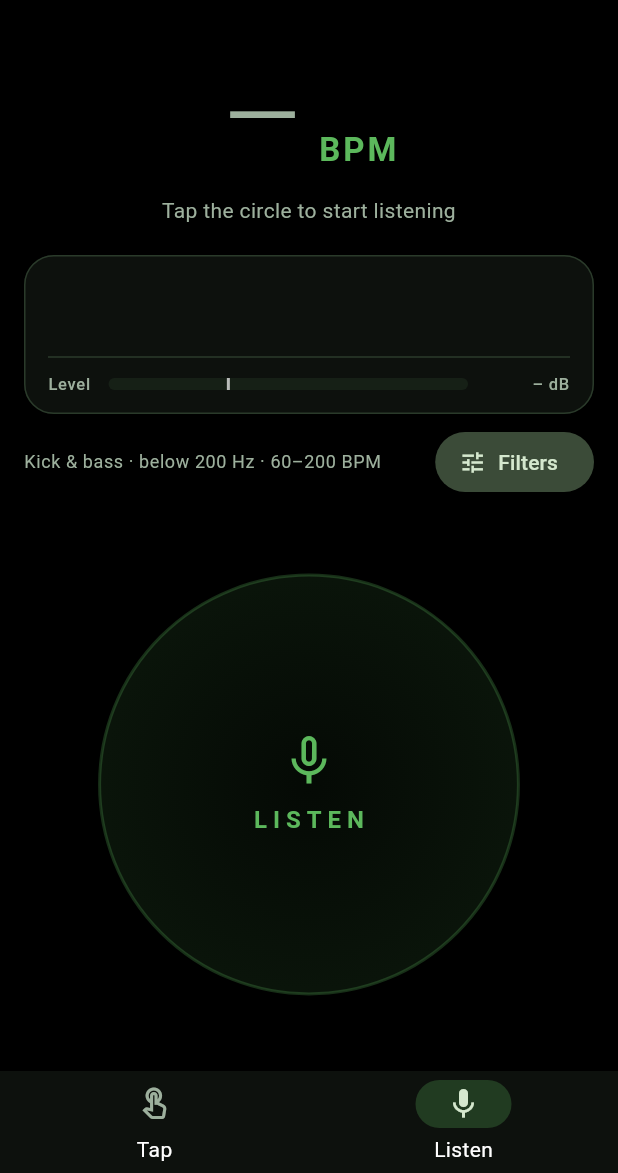
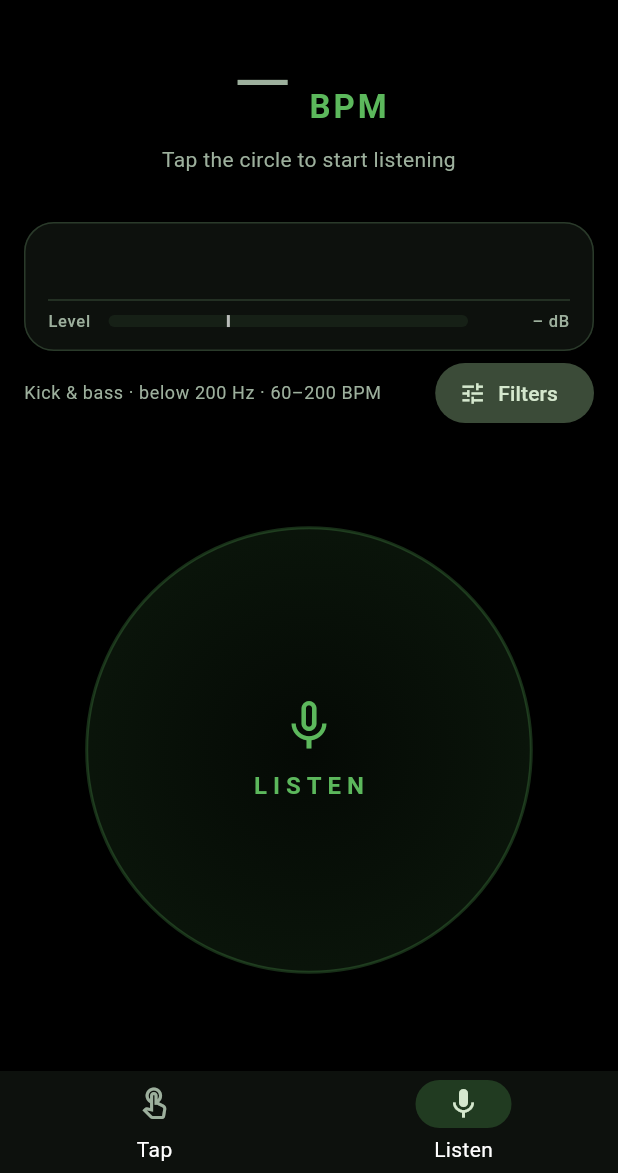
Before and after one commit to KaiFra/BPM-Counter, a Flutter app: the screen it shows after launch, item 2 of the bottom bar chosen, on a phone screen of 412 x 824 dp, the part 63-1236 px from its top. Run offline on Flutter 3.47's test engine with Material 3 defaults, Android fonts, the phone set to English and light mode, and no system bars; our stand-ins replace clock, shared_preferences; missing offline and left inert: record.

Commit message:
Fit Tap and Listen on one page without scrolling
The info area keeps its natural size and the round pad takes the space
that is left. On shorter screens (e.g. Galaxy S24) a compact layout uses
a smaller BPM number, graph and spacing; only if the info still does not
fit (tiny screens, very large text) it is scaled down instead of
scrolling. Captions reserve two lines so changing text never moves the
page.

Layout tests now cover a Galaxy S24 with system bars and assert that no
page scrolls.

Co-Authored-By: Claude Opus 5.5 <noreply@anthropic.com>
Claude-Session: https://claude.ai/code/session_01CuPuR9qbvumiEM8Kp8irBw

```diff
--- a/lib/src/ui/listen_view.dart
+++ b/lib/src/ui/listen_view.dart
@@ -56,29 +56,35 @@ class _ListenViewState extends State<ListenView> {
     final info = Column(
       mainAxisSize: MainAxisSize.min,
       children: [
-        if (c.phoneAudioAvailable) _SourceSelector(controller: c) else const SizedBox(height: 8),
+        if (c.phoneAudioAvailable)
+          _SourceSelector(controller: c)
+        else
+          const AdaptiveGap(8, compact: 0),
         BpmReadout(bpm: c.bpm, caption: _caption(c), dimmed: !listening || c.confidence < 0.2),
-        const SizedBox(height: 20),
+        const AdaptiveGap(20, compact: 10),
         Card(
           child: Padding(
             padding: const EdgeInsets.fromLTRB(16, 12, 16, 12),
             child: Column(
               crossAxisAlignment: CrossAxisAlignment.stretch,
               children: [
-                SizedBox(
-                  height: 56,
-                  child: CustomPaint(
-                    key: const Key('envelope-graph'),
-                    painter: EnvelopePainter(listening ? c.envelope : null),
+                // Builder: the compact flag is only known below AdaptiveSplit.
+                Builder(
+                  builder: (context) => SizedBox(
+                    height: CompactLayout.of(context) ? 40 : 56,
+                    child: CustomPaint(
+                      key: const Key('envelope-graph'),
+                      painter: EnvelopePainter(listening ? c.envelope : null),
+                    ),
                   ),
                 ),
-                const SizedBox(height: 10),
+                const AdaptiveGap(10, compact: 6),
                 LevelMeter(levelDb: listening ? c.levelDb : null, gateDb: c.settings.noiseGateDb),
               ],
             ),
           ),
         ),
-        const SizedBox(height: 8),
+        const AdaptiveGap(8, compact: 4),
         Row(
           children: [
             Expanded(
@@ -149,8 +155,7 @@ class _ListenViewState extends State<ListenView> {
       case ListenStatus.starting:
         return phone ? 'Waiting for permission to capture…' : 'Starting microphone…';
       case ListenStatus.permissionDenied:
-        return 'Microphone access was denied. Allow it under Settings › Apps › '
-            'BPM Counter › Permissions, or use the tap mode.';
+        return 'Microphone access denied – allow it in Settings › Apps › BPM Counter';
       case ListenStatus.error:
         return phone
             ? 'Phone audio could not be captured (${c.errorMessage}).'
@@ -175,7 +180,7 @@ class _SourceSelector extends StatelessWidget {
   @override
   Widget build(BuildContext context) {
     return Padding(
-      padding: const EdgeInsets.only(bottom: 12),
+      padding: EdgeInsets.only(bottom: CompactLayout.of(context) ? 4 : 12),
       child: Row(
         mainAxisAlignment: MainAxisAlignment.center,
         children: [
--- a/lib/src/ui/tap_view.dart
+++ b/lib/src/ui/tap_view.dart
@@ -65,9 +65,9 @@ class _TapViewState extends State<TapView> {
     final info = Column(
       mainAxisSize: MainAxisSize.min,
       children: [
-        const SizedBox(height: 8),
+        const AdaptiveGap(8, compact: 0),
         BpmReadout(bpm: _tracker.bpm, caption: _caption, dimmed: _tracker.taps < 2),
-        const SizedBox(height: 20),
+        const AdaptiveGap(20, compact: 10),
         Row(
           children: [
             Expanded(
@@ -86,7 +86,7 @@ class _TapViewState extends State<TapView> {
             ),
           ],
         ),
-        const SizedBox(height: 8),
+        const AdaptiveGap(8, compact: 4),
         Row(
           children: [
             Expanded(
--- a/lib/src/ui/widgets.dart
+++ b/lib/src/ui/widgets.dart
@@ -33,7 +33,7 @@ class BpmReadout extends StatelessWidget {
                 AnimatedDefaultTextStyle(
                   duration: const Duration(milliseconds: 200),
                   style: theme.textTheme.displayLarge!.copyWith(
-                    fontSize: MediaQuery.sizeOf(context).height < 700 ? 64 : 88,
+                    fontSize: CompactLayout.of(context) ? 68 : 88,
                     fontWeight: FontWeight.w300,
                     height: 1,
                     color: color,
@@ -54,17 +54,29 @@ class BpmReadout extends StatelessWidget {
             ),
           ),
           if (caption != null) ...[
-            const SizedBox(height: 8),
-            Text(
-              caption!,
-              textAlign: TextAlign.center,
-              style: theme.textTheme.bodyMedium!.copyWith(color: BpmColors.textMuted),
+            const SizedBox(height: 6),
+            // Always two lines high, so a changing caption never moves the
+            // rest of the page.
+            SizedBox(
+              height: _captionHeight(context, theme.textTheme.bodyMedium!),
+              child: Text(
+                caption!,
+                textAlign: TextAlign.center,
+                maxLines: 2,
+                overflow: TextOverflow.ellipsis,
+                style: theme.textTheme.bodyMedium!.copyWith(color: BpmColors.textMuted),
+              ),
             ),
           ],
         ],
       ),
     );
   }
+}
+
+double _captionHeight(BuildContext context, TextStyle style) {
+  final fontSize = MediaQuery.textScalerOf(context).scale(style.fontSize ?? 14);
+  return 2 * fontSize * (style.height ?? 1.45) + 2;
 }
 
 /// A small labelled value, e.g. "Taps 12".
@@ -219,8 +231,27 @@ class _PulsePainter extends CustomPainter {
   bool shouldRepaint(_PulsePainter old) => old.progress != progress || old.active != active;
 }
 
-/// Lays out [info] and [pad] in a column on portrait screens and side by
-/// side on wide ones (landscape phones, tablets, foldables, desktop windows).
+/// Whether the page is short and the content should use its compact sizes
+/// (smaller numbers, tighter spacing). Set by [AdaptiveSplit].
+class CompactLayout extends InheritedWidget {
+  const CompactLayout({super.key, required this.compact, required super.child});
+
+  final bool compact;
+
+  static bool of(BuildContext context) =>
+      context.dependOnInheritedWidgetOfExactType<CompactLayout>()?.compact ?? false;
+
+  @override
+  bool updateShouldNotify(CompactLayout old) => old.compact != compact;
+}
+
+/// Lays out [info] and [pad] as one page that never scrolls: in a column on
+/// portrait screens and side by side on wide ones (landscape phones,
+/// tablets, foldables, desktop windows).
+///
+/// The info keeps its natural size and the round pad takes the space that
+/// is left. Only if the info alone would not fit (tiny screens, very large
+/// text) it is scaled down instead of scrolling.
 class AdaptiveSplit extends StatelessWidget {
   const AdaptiveSplit({super.key, required this.info, required this.pad});
 
@@ -232,35 +263,35 @@ class AdaptiveSplit extends StatelessWidget {
     return LayoutBuilder(
       builder: (context, constraints) {
         final wide = constraints.maxWidth > constraints.maxHeight * 1.1;
-        final padding = EdgeInsets.symmetric(
-          horizontal: constraints.maxWidth > 600 ? 32 : 16,
-          vertical: 12,
+        final horizontal = constraints.maxWidth > 600 ? 32.0 : 16.0;
+        final compact = wide ? constraints.maxHeight < 480 : constraints.maxHeight < 720;
+        final padding = EdgeInsets.symmetric(horizontal: horizontal, vertical: compact ? 8 : 12);
+
+        Widget fitted(double width) => FittedBox(
+          fit: BoxFit.scaleDown,
+          alignment: Alignment.topCenter,
+          child: SizedBox(width: width, child: info),
         );
+
+        final Widget content;
         if (wide) {
-          return Padding(
-            padding: padding,
-            child: Row(
-              children: [
-                Expanded(
-                  child: Center(child: SingleChildScrollView(child: info)),
-                ),
-                const SizedBox(width: 24),
-                Expanded(child: Center(child: pad)),
-              ],
-            ),
+          final columnWidth = (constraints.maxWidth - 2 * horizontal - 24) / 2;
+          content = Row(
+            children: [
+              Expanded(child: Center(child: fitted(columnWidth))),
+              const SizedBox(width: 24),
+              Expanded(child: Center(child: pad)),
+            ],
           );
-        }
-        return Padding(
-          padding: padding,
-          child: Column(
+        } else {
+          content = Column(
             children: [
-              // The pad gets whatever the info leaves; on very small screens
-              // (or with large text) the info scrolls so the pad stays usable.
+              // At most 60 % for the info, so the pad always stays usable.
               ConstrainedBox(
-                constraints: BoxConstraints(maxHeight: constraints.maxHeight * 0.55),
-                child: SingleChildScrollView(child: info),
+                constraints: BoxConstraints(maxHeight: constraints.maxHeight * 0.6),
+                child: fitted(constraints.maxWidth - 2 * horizontal),
               ),
-              const SizedBox(height: 12),
+              SizedBox(height: compact ? 8 : 12),
               Expanded(
                 child: Center(
                   child: ConstrainedBox(
@@ -270,9 +301,25 @@ class AdaptiveSplit extends StatelessWidget {
                 ),
               ),
             ],
-          ),
+          );
+        }
+        return CompactLayout(
+          compact: compact,
+          child: Padding(padding: padding, child: content),
         );
       },
     );
   }
 }
+
+/// Vertical space that shrinks in a [CompactLayout].
+class AdaptiveGap extends StatelessWidget {
+  const AdaptiveGap(this.regular, {super.key, required this.compact});
+
+  final double regular;
+  final double compact;
+
+  @override
+  Widget build(BuildContext context) =>
+      SizedBox(height: CompactLayout.of(context) ? compact : regular);
+}
```
Also changed, not shown: 1 other file.
